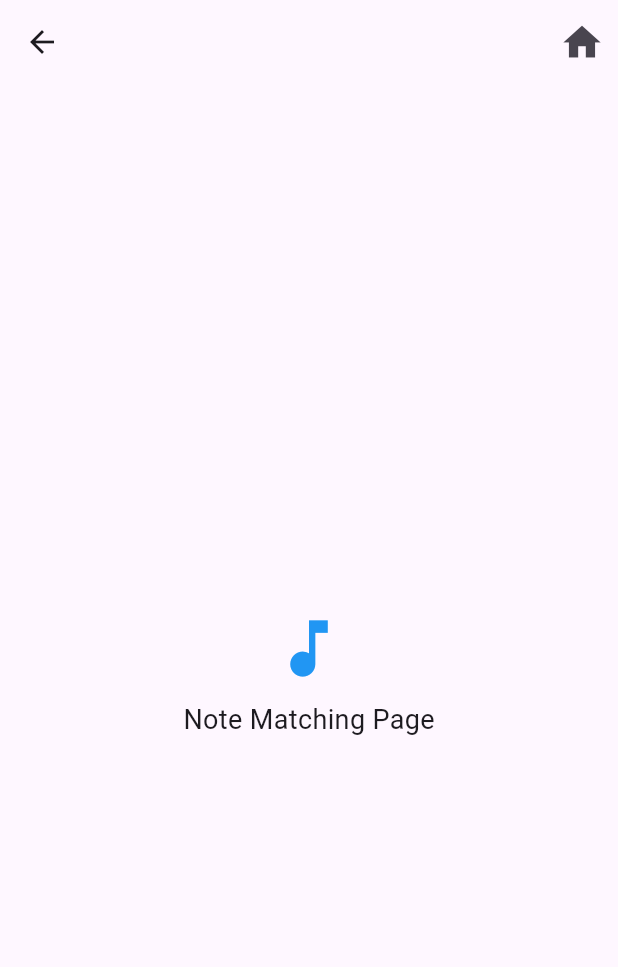
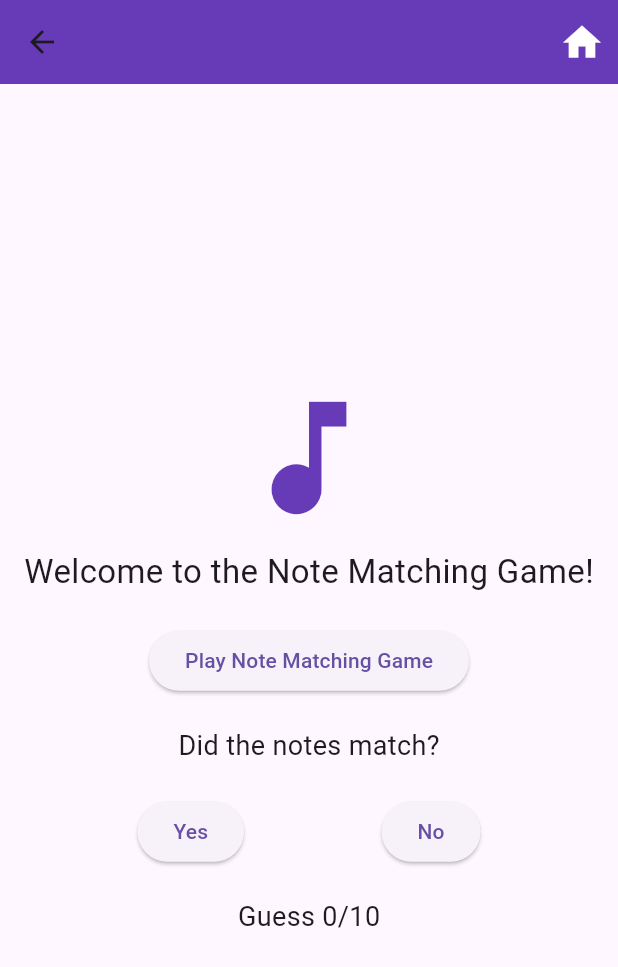
Before and after one commit to muppalareshmitha/mind_mosaic_tewh, a Flutter app: the NoteMatchingPage screen opened by its route, on a phone screen of 412 x 824 dp. Shown: the top 967 px of the screen. Run offline on Flutter 3.47's test engine with Material 3 defaults, Android fonts, the phone set to English and light mode, and no system bars; our stand-ins replace audioplayers, cloud_firestore, firebase_auth, firebase_core, video_player; accounts and stored records are empty.

Commit message:
note matching changes

```diff
--- a/lib/pages/game_pages/note_matching.dart
+++ b/lib/pages/game_pages/note_matching.dart
@@ -1,20 +1,113 @@
 import 'package:flutter/material.dart';
+import 'package:firebase_auth/firebase_auth.dart';
+import 'package:cloud_firestore/cloud_firestore.dart';
+import 'package:audioplayers/audioplayers.dart';
+import 'dart:math';
 
 class NoteMatchingPage extends StatefulWidget {
-  const NoteMatchingPage({super.key});
+  const NoteMatchingPage({Key? key}) : super(key: key);
 
   @override
   State<NoteMatchingPage> createState() => NoteMatchingPageState();
 }
 
 class NoteMatchingPageState extends State<NoteMatchingPage> {
+  final FirebaseFirestore _firestore = FirebaseFirestore.instance;
+  final FirebaseAuth _auth = FirebaseAuth.instance;
+
+  late int randomNumber1;
+  late int randomNumber2;
+  int notematchCorrect = 0;
+  int notematchIncorrect = 0;
+  int guessesRemaining = 10;
+  bool isPlayingNotes = false;
+
+  void resetGame() {
+    setState(() {
+      guessesRemaining = 10;
+      isPlayingNotes = false;
+    });
+  }
+
+  Future<void> playRandomNotes() async {
+    if (isPlayingNotes) return;
+
+    setState(() {
+    isPlayingNotes = true;
+    });
+
+    Random random = Random();
+    randomNumber1 = random.nextInt(6) + 1;
+    if (random.nextDouble() < 0.3) {
+    randomNumber2 = randomNumber1;
+  } else {
+    randomNumber2 = random.nextInt(6) + 1;
+  }
+
+    final player = AudioPlayer();
+    // ignore: prefer_interpolation_to_compose_strings
+    String x = 'note' + randomNumber1.toString() + '.mp3';
+    await player.play(AssetSource(x));
+
+    await Future.delayed(Duration(seconds: 1));
+
+    final player1 = AudioPlayer();
+    String y = 'note' + randomNumber2.toString() + '.mp3';
+    await player1.play(AssetSource(y));
+
+  }
+
+    void handleGuess(bool isMatch) {
+    if ((randomNumber1 == randomNumber2 && isMatch) ||
+        (randomNumber1 != randomNumber2 && !isMatch)) {
+      // Correct guess
+      setState(() {
+        notematchCorrect++;
+      });
+    } else {
+      // Incorrect guess
+      setState(() {
+        notematchIncorrect++;
+      });
+    }
+
+    User? user = _auth.currentUser;
+    // Update Firestore database
+
+    if (user != null) {
+      FirebaseFirestore.instance.collection('users').doc(user.uid).update({
+        'notematch_correct': notematchCorrect,
+        'notematch_incorrect': notematchIncorrect,
+      });
+    }
+
+    setState(() {
+    isPlayingNotes = false;
+    guessesRemaining--; // Set to false after the user has made their guess
+    });
+  }
+
+  void _handleButtonClick() async {
+    // Get current user
+    User? user = _auth.currentUser;
+    if (user != null) {
+      // Retrieve user document
+      DocumentReference userDoc = _firestore.collection('users').doc(user.uid);
+      // Update clicks field
+      userDoc.update({'clicks': FieldValue.increment(1)})
+          .then((value) => print('Click count updated'))
+          .catchError((error) => print('Failed to update click count: $error'));
+    }
+  }
+
   @override
   Widget build(BuildContext context) {
     return Scaffold(
       appBar: AppBar(
+        backgroundColor: Colors.deepPurple,
         actions: [
           IconButton(
-            icon: Icon(Icons.home),
+            icon: Icon(Icons.home, color: Colors.white),
             iconSize: 30,
             onPressed: () {
               Navigator.popUntil(context, ModalRoute.withName('/'));
@@ -26,18 +119,59 @@ class NoteMatchingPageState extends State<NoteMatchingPage> {
         child: Column(
           mainAxisAlignment: MainAxisAlignment.center,
           children: [
-            SizedBox(height: 20), // Adjust spacing as needed
-            Icon(Icons.music_note, size: 50, color: Colors.blue), // Music note icon
-            SizedBox(height: 10), // Adjust spacing as needed
+            SizedBox(height: 20),
+            Icon(Icons.music_note, size: 100, color: Colors.deepPurple),
+            SizedBox(height: 10),
             Center(
               child: Text(
-                'Note Matching Page',
-                style: TextStyle(fontSize: 18),
+                'Welcome to the Note Matching Game!',
+                style: TextStyle(fontSize: 22),
               ),
-          ),
+            ),
+            SizedBox(height: 20),
+            ElevatedButton(
+              onPressed: isPlayingNotes ? null : playRandomNotes,
+              child: Text('Play Note Matching Game'),
+            ),
+            SizedBox(height: 20),
+            Text(
+              'Did the notes match?',
+              style: TextStyle(fontSize: 18),
+            ),
+            SizedBox(height: 20),
+            Row(
+              mainAxisAlignment: MainAxisAlignment.spaceEvenly,
+              children: [
+                ElevatedButton(
+                  onPressed: guessesRemaining > 0 ? () => handleGuess(true) : null,
+                  child: Text('Yes'),
+                ),
+                ElevatedButton(
+                  onPressed: guessesRemaining > 0 ? () => handleGuess(false) : null,
+                  child: Text('No'),
+                ),
+              ],
+            ),
+            SizedBox(height: 20),
+            Text(
+              'Guess ${10 - guessesRemaining}/10',
+              style: TextStyle(fontSize: 18),
+            ),
+            SizedBox(height: 20),
+            guessesRemaining <= 0
+                ? Column(
+                    children: [
+                      Text('This Round Over'),
+                      ElevatedButton(
+                        onPressed: resetGame,
+                        child: Text('New Game'),
+                      ),
+                    ],
+                  )
+                : SizedBox.shrink(),
           ],
-        )
-      )
+        ),
+      ),
     );
   }
 }
```
Also changed, not shown: lib/pages/home_page.dart (+9 -2 lines), lib/pages/register_page.dart (+41 -9 lines), pubspec.yaml (+6 -1 lines), pubspec.lock, 11 other files.
